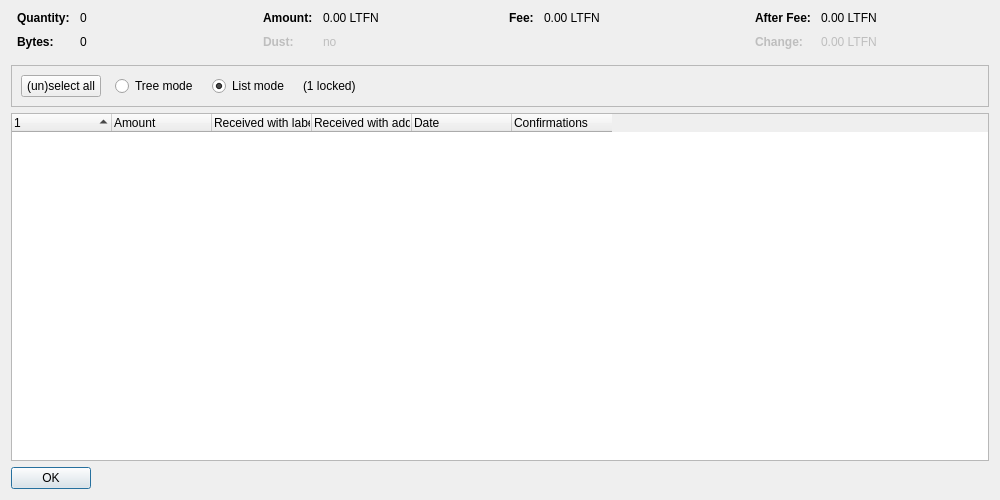
Qt form src/qt/forms/coincontroldialog.ui (litecoinfinance/litecoinfinance) before a commit.
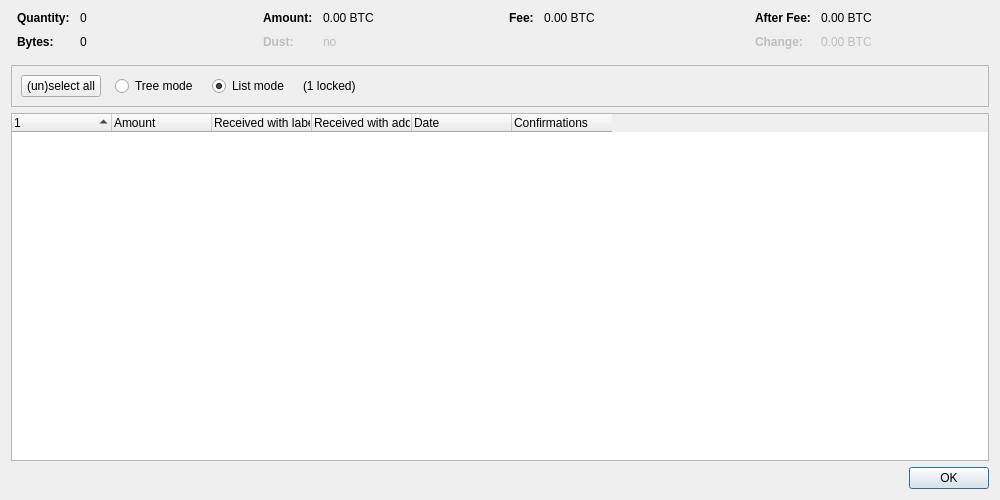
The same form after that commit. Custom widgets are drawn as their Qt base class.

The edit to the form file:
```diff
--- a/src/qt/forms/coincontroldialog.ui
+++ b/src/qt/forms/coincontroldialog.ui
@@ -132,7 +132,7 @@
           <enum>Qt::ActionsContextMenu</enum>
          </property>
          <property name="text">
-          <string notr="true">0.00 LTFN</string>
+          <string notr="true">0.00 BTC</string>
          </property>
          <property name="textInteractionFlags">
           <set>Qt::LinksAccessibleByMouse|Qt::TextSelectableByKeyboard|Qt::TextSelectableByMouse</set>
@@ -212,7 +212,7 @@
           <enum>Qt::ActionsContextMenu</enum>
          </property>
          <property name="text">
-          <string notr="true">0.00 LTFN</string>
+          <string notr="true">0.00 BTC</string>
          </property>
          <property name="textInteractionFlags">
           <set>Qt::LinksAccessibleByMouse|Qt::TextSelectableByKeyboard|Qt::TextSelectableByMouse</set>
@@ -257,7 +257,7 @@
           <enum>Qt::ActionsContextMenu</enum>
          </property>
          <property name="text">
-          <string notr="true">0.00 LTFN</string>
+          <string notr="true">0.00 BTC</string>
          </property>
          <property name="textInteractionFlags">
           <set>Qt::LinksAccessibleByMouse|Qt::TextSelectableByKeyboard|Qt::TextSelectableByMouse</set>
@@ -292,7 +292,7 @@
           <enum>Qt::ActionsContextMenu</enum>
          </property>
          <property name="text">
-          <string notr="true">0.00 LTFN</string>
+          <string notr="true">0.00 BTC</string>
          </property>
          <property name="textInteractionFlags">
           <set>Qt::LinksAccessibleByMouse|Qt::TextSelectableByKeyboard|Qt::TextSelectableByMouse</set>
@@ -467,12 +467,6 @@
    </item>
    <item>
     <widget class="QDialogButtonBox" name="buttonBox">
-     <property name="sizePolicy">
-      <sizepolicy hsizetype="Maximum" vsizetype="Fixed">
-       <horstretch>0</horstretch>
-       <verstretch>0</verstretch>
-      </sizepolicy>
-     </property>
      <property name="orientation">
       <enum>Qt::Horizontal</enum>
      </property>
```
